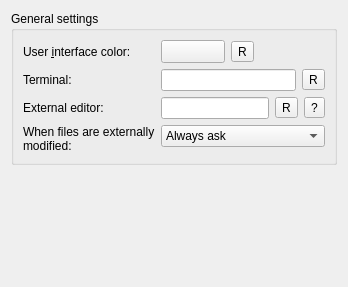
Qt form src/plugins/coreplugin/generalsettings.ui (qt-creator/qt-creator) before a commit.
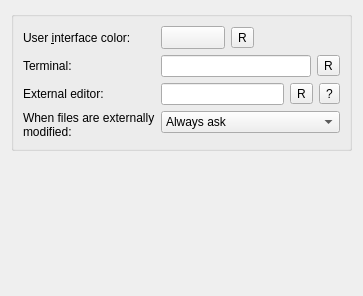
The same form after that commit. Icons and pictures are not drawn. Custom widgets are drawn as their Qt base class.

Commit message:
Polish the settings dialog.
Add a title label to the pages. Use QGroupBoxes throughout.
Extend SavedAction to work with checkable QGroupBoxes. Polish UI files,
use common layout for VCS plugins. Performance: Apply only visited
settings pages. Add search keywords.

Task-number: QTCREATOR-26

Patch:
```diff
--- a/src/plugins/coreplugin/generalsettings.ui
+++ b/src/plugins/coreplugin/generalsettings.ui
@@ -2,12 +2,17 @@
 <ui version="4.0">
  <class>Core::Internal::GeneralSettings</class>
  <widget class="QWidget" name="Core::Internal::GeneralSettings">
+  <property name="geometry">
+   <rect>
+    <x>0</x>
+    <y>0</y>
+    <width>363</width>
+    <height>296</height>
+   </rect>
+  </property>
   <layout class="QVBoxLayout" name="verticalLayout">
    <item>
     <widget class="QGroupBox" name="groupBox">
-     <property name="title">
-      <string>General settings</string>
-     </property>
      <layout class="QFormLayout" name="formLayout">
       <property name="rowWrapPolicy">
        <enum>QFormLayout::WrapLongRows</enum>
```
The commit also changes 67 other files.
